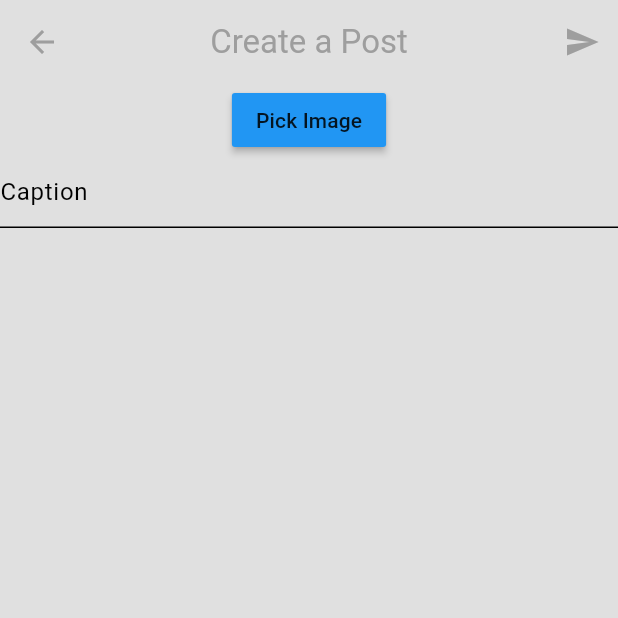
After one commit to SahilKarwasra/Social, a Flutter app: the UploadPostPage screen opened directly, on a phone screen of 412 x 824 dp, the top half of it. The commit adds this screen. Run offline on Flutter 3.47's test engine with Material 3 defaults, Android fonts, the phone set to English and light mode, and no system bars; our stand-ins replace cached_network_image, cloud_firestore, file_picker, firebase_auth, firebase_core, flutter_bloc and 1 more; accounts and stored records are empty.

Commit message:
Post is getting uploaded now

```diff
--- a/lib/app.dart
+++ b/lib/app.dart
@@ -1,12 +1,13 @@
 import 'package:flutter/material.dart';
 import 'package:flutter_bloc/flutter_bloc.dart';
+import 'package:social/features/post/data/firebase_post_repo.dart';
 import 'package:social/themes/light_mode.dart';
-
 import 'features/auth/data/firebase_auth_repo.dart';
 import 'features/auth/presentation/cubits/auth_cubits.dart';
 import 'features/auth/presentation/cubits/auth_states.dart';
 import 'features/auth/presentation/pages/auth_page.dart';
 import 'features/home/presentation/pages/home_screen.dart';
+import 'features/post/presentation/cubits/post_cubit.dart';
 import 'features/profile/data/firebase_profile_repo.dart';
 import 'features/profile/presentation/cubits/profile_cubit.dart';
 import 'features/storage/data/supabase_storage_repo.dart';
@@ -20,6 +21,9 @@ class MyApp extends StatelessWidget {
 
   // Storage Repo
   final storageRepo = SupabaseStorageRepo();
+
+  // Post repo
+  final postRepo = FirebasePostRepo();
 
   MyApp({super.key});
 
@@ -39,7 +43,15 @@ class MyApp extends StatelessWidget {
             profileRepo: profileRepo,
             storageRepo: storageRepo,
           ),
-        )
+        ),
+
+        // Post Cubit
+        BlocProvider<PostCubit>(
+          create: (context) => PostCubit(
+            postRepo: postRepo,
+            storageRepo: storageRepo,
+          ),
+        ),
       ],
       child: MaterialApp(
         debugShowCheckedModeBanner: false,
--- a/lib/features/auth/presentation/cubits/auth_states.dart
+++ b/lib/features/auth/presentation/cubits/auth_states.dart
@@ -1,22 +1,24 @@
 import '../../domain/entities/app_users.dart';
 
-abstract class AuthStates{}
+abstract class AuthStates {
+  AppUser? user;
+}
 
-class AuthInitial extends AuthStates{}
+class AuthInitial extends AuthStates {}
 
-class AuthLoading extends AuthStates{}
+class AuthLoading extends AuthStates {}
 
-class Authenticated extends AuthStates{
+class Authenticated extends AuthStates {
   final AppUser user;
   Authenticated(this.user);
 }
 
-class Unauthenticated extends AuthStates{
+class Unauthenticated extends AuthStates {
   final String message;
   Unauthenticated(this.message);
 }
 
-class AuthErrors extends AuthStates{
+class AuthErrors extends AuthStates {
   final String message;
   AuthErrors(this.message);
 }
--- a/lib/features/post/data/firebase_post_repo.dart
+++ b/lib/features/post/data/firebase_post_repo.dart
@@ -13,8 +13,14 @@ class FirebasePostRepo implements PostRepo {
   @override
   Future<void> createPost(Post post) async {
     try {
-      await postsCollection.doc(post.id).set(post.toJson);
+      print('Creating post with ID: ${post.id}'); // Debug: Post ID
+      print('Post data: ${post.toJson()}'); // Debug: Post JSON data
+
+      await postsCollection.doc(post.id).set(post.toJson());
+
+      print('Post successfully created!'); // Debug: Success message
     } catch (e) {
+      print('Error while creating post: $e'); // Debug: Error message
       throw Exception('Error while creating post: $e');
     }
   }
--- a/lib/features/post/domain/entity/post.dart
+++ b/lib/features/post/domain/entity/post.dart
@@ -30,7 +30,8 @@ class Post {
   }
 
   // Convert post into json
-  Map<String, dynamic> toJson() => {
+  Map<String, dynamic> toJson() {
+    return {
       'id': id,
       'userId': userId,
       'userName': userName,
@@ -38,6 +39,7 @@ class Post {
       'imageUrl': imageUrl,
       'timestamp': Timestamp.fromDate(timestamp),
     };
+  }
 
 // Convert json into post
   factory Post.fromJson(Map<String, dynamic> json) {
--- a/lib/features/post/presentation/cubits/post_cubit.dart
+++ b/lib/features/post/presentation/cubits/post_cubit.dart
@@ -26,17 +26,19 @@ class PostCubit extends Cubit<PostsStates> {
       // handle image upload from mobile storage
       if (imagePath != null) {
         emit(PostsUploading());
-        imageUrl = await storageRepo.uploadProfilePicMobile(imagePath, post.id);
+        imageUrl = await storageRepo.uploadPostPicMobile(imagePath, post.id);
       }
       // handle image upload from web platform
       if (imageBytes != null) {
         emit(PostsUploading());
-        imageUrl = await storageRepo.uploadProfilePicWeb(imageBytes, post.id);
+        imageUrl = await storageRepo.uploadPostPicWeb(imageBytes, post.id);
       }
       // give the url to the post
       final newPost = post.copyWith(imageUrl: imageUrl);
       // create the post
       postRepo.createPost(newPost);
+      // re-fetch all the posts
+      fetchAllPosts();
     } catch (e) {
       emit(PostsError("Something went wrong while creating post: $e"));
     }
--- /dev/null
+++ b/lib/features/post/presentation/pages/upload_post_page.dart
@@ -0,0 +1,163 @@
+import 'dart:io';
+import 'dart:typed_data';
+import 'package:flutter/foundation.dart' show kIsWeb;
+import 'package:file_picker/file_picker.dart';
+import 'package:flutter/material.dart';
+import 'package:flutter_bloc/flutter_bloc.dart';
+import 'package:social/features/auth/domain/entities/app_users.dart';
+import 'package:social/features/auth/presentation/cubits/auth_cubits.dart';
+import 'package:social/features/post/domain/entity/post.dart';
+import 'package:social/features/post/presentation/cubits/post_cubit.dart';
+import 'package:social/features/post/presentation/cubits/post_states.dart';
+
+class UploadPostPage extends StatefulWidget {
+  const UploadPostPage({super.key});
+
+  @override
+  State<UploadPostPage> createState() => _UploadPostPageState();
+}
+
+class _UploadPostPageState extends State<UploadPostPage> {
+  // Mobile Image Pick
+  PlatformFile? imagePicketFile;
+
+  // Web Image pick
+  Uint8List? imageWebBytes;
+
+  // Text controller for Writing Caption
+  final captionController = TextEditingController();
+
+  // Get current user because the current user is uploading the post
+  AppUser? currentUser;
+
+  void getCurrentUser() async {
+    final authCubit = context.read<AuthCubit>();
+    currentUser = authCubit.currentUser;
+  }
+
+  @override
+  void initState() {
+    super.initState();
+    getCurrentUser();
+  }
+
+  // pick Image
+  Future<void> pickImage() async {
+    final result = await FilePicker.platform
+        .pickFiles(type: FileType.image, withData: kIsWeb);
+
+    if (result != null) {
+      setState(() {
+        imagePicketFile = result.files.first;
+
+        if (kIsWeb) {
+          imageWebBytes = imagePicketFile!.bytes;
+        }
+      });
+    }
+  }
+
+  // Create and upload a post
+  void uploadPost() {
+    // check if there is a caption and image provided
+    if (captionController.text.isEmpty || imagePicketFile == null) {
+      ScaffoldMessenger.of(context).showSnackBar(
+          const SnackBar(content: Text("Please Provide a Caption and Image")));
+      return;
+    }
+
+    // create a post object
+    final newPost = Post(
+      id: DateTime.now().millisecondsSinceEpoch.toString(),
+      userId: currentUser!.uid,
+      userName: currentUser!.name,
+      text: captionController.text,
+      imageUrl: "",
+      timestamp: DateTime.now(),
+    );
+
+    // Post Cubit
+    final postCubit = context.read<PostCubit>();
+
+    // Upload Post
+    if (kIsWeb) {
+      postCubit.createPost(newPost, imageBytes: imagePicketFile?.bytes);
+    } else {
+      postCubit.createPost(newPost, imagePath: imagePicketFile?.path);
+    }
+  }
+
+  @override
+  void dispose() {
+    captionController.dispose();
+    super.dispose();
+  }
+
+  @override
+  Widget build(BuildContext context) {
+    return BlocConsumer<PostCubit, PostsStates>(
+      builder: (context, state) {
+        // If the state is loading or uploading
+        if (state is PostsLoading || state is PostsUploading) {
+          return Scaffold(
+            body: const Center(
+              child: CircularProgressIndicator(),
+            ),
+          );
+        }
+
+        // if the state is not loading or uploading
+        return buildUploadPage();
+      },
+      listener: (context, state) {
+        if (state is PostsLoaded) {
+          Navigator.pop(context);
+        }
+      },
+    );
+  }
+
+  Widget buildUploadPage() {
+    return Scaffold(
+      appBar: AppBar(
+        title: const Text("Create a Post"),
+        centerTitle: true,
+        foregroundColor: Theme.of(context).colorScheme.primary,
+        actions: [
+          IconButton(
+            onPressed: uploadPost,
+            icon: const Icon(Icons.send),
+          ),
+        ],
+      ),
+      body: Center(
+        child: Column(
+          children: [
+            // Image preview for Mobile
+            if (!kIsWeb && imagePicketFile != null)
+              Image.file(File(imagePicketFile!.path!)),
+
+            // Image preview for Web
+            if (kIsWeb && imageWebBytes != null) Image.memory(imageWebBytes!),
+
+            // Button for picking Image
+            MaterialButton(
+              onPressed: pickImage,
+              color: Colors.blue,
+              child: const Text("Pick Image"),
+            ),
+
+            // Textfield for Caption
+            TextField(
+              controller: captionController,
+              decoration: const InputDecoration(
+                hintText: "Caption",
+              ),
+              obscureText: false,
+            ),
+          ],
+        ),
+      ),
+    );
+  }
+}
--- a/lib/features/storage/domain/storage_repo.dart
+++ b/lib/features/storage/domain/storage_repo.dart
@@ -6,4 +6,10 @@ abstract class StorageRepo {
 
   // upload profile pic on web
   Future<String?> uploadProfilePicWeb(Uint8List fileBytes, String fileName);
+
+  // upload Post pic on mobile
+  Future<String?> uploadPostPicMobile(String path, String fileName);
+
+  // upload Post pic on web
+  Future<String?> uploadPostPicWeb(Uint8List fileBytes, String fileName);
 }
```
Also changed, not shown: lib/features/auth/data/firebase_auth_repo.dart (+23 -3 lines), lib/features/home/presentation/pages/home_screen.dart (+14 -0 lines), lib/features/storage/data/supabase_storage_repo.dart (+20 -6 lines). Lines whose indentation alone changed are shown as unchanged.
